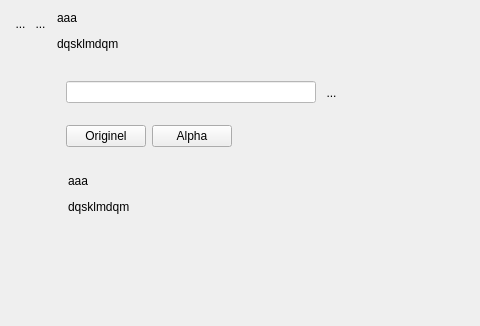
SalomePlatform/eficas_tools, file UiQT5/desWidgetPlusieursInto.ui: the form before one commit; both pictures show x 0 to 480 and y 0 to 326 of the 1061 by 326 pixel window.
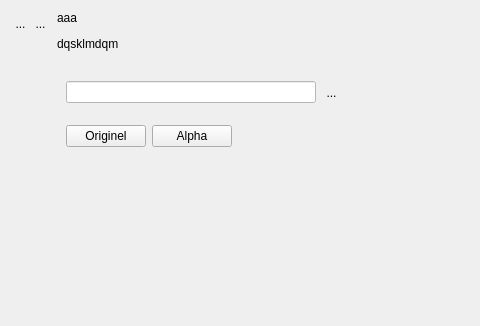
The form after the commit. Icons and pictures are not drawn. Custom widgets are drawn as their Qt base class.

Diff of the .ui file:
```diff
--- a/UiQT5/desWidgetPlusieursInto.ui
+++ b/UiQT5/desWidgetPlusieursInto.ui
@@ -391,7 +391,7 @@
             <enum>QFrame::NoFrame</enum>
            </property>
            <property name="text">
-            <string>&lt;html&gt;&lt;head/&gt;&lt;body&gt;&lt;p&gt;aaa&lt;/p&gt;&lt;p&gt;dqsklmdqm&lt;/p&gt;&lt;/body&gt;&lt;/html&gt;</string>
+            <string>&lt;html&gt;&lt;head/&gt;&lt;body&gt;&lt;p&gt;&lt;br/&gt;&lt;/p&gt;&lt;/body&gt;&lt;/html&gt;</string>
            </property>
            <property name="scaledContents">
             <bool>false</bool>
```
